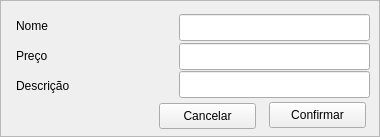
The window that SIF_GUI/View/TelaCadastroAcessorio.ui (VitorDiToro/EC206-EngenhariaDeSoftware2) describes before a commit, drawn with Qt 5.
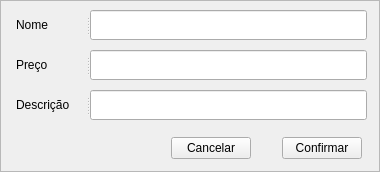
The same window after the commit.

Commit message: Padrnização dos labels e tamanho das telas

Diff of the .ui file:
```diff
--- a/SIF_GUI/View/TelaCadastroAcessorio.ui
+++ b/SIF_GUI/View/TelaCadastroAcessorio.ui
@@ -7,9 +7,21 @@
     <x>0</x>
     <y>0</y>
     <width>380</width>
-    <height>137</height>
+    <height>172</height>
    </rect>
   </property>
+  <property name="minimumSize">
+   <size>
+    <width>380</width>
+    <height>172</height>
+   </size>
+  </property>
+  <property name="maximumSize">
+   <size>
+    <width>380</width>
+    <height>172</height>
+   </size>
+  </property>
   <property name="windowTitle">
    <string>Frame</string>
   </property>
@@ -19,100 +31,137 @@
   <property name="frameShadow">
    <enum>QFrame::Raised</enum>
   </property>
-  <widget class="QLabel" name="label_3">
+  <widget class="QSplitter" name="splitter">
    <property name="geometry">
     <rect>
      <x>16</x>
-     <y>77</y>
-     <width>67</width>
-     <height>17</height>
+     <y>10</y>
+     <width>351</width>
+     <height>31</height>
     </rect>
    </property>
-   <property name="text">
-    <string>Descrição</string>
+   <property name="orientation">
+    <enum>Qt::Horizontal</enum>
    </property>
+   <widget class="QLabel" name="label">
+    <property name="minimumSize">
+     <size>
+      <width>70</width>
+      <height>30</height>
+     </size>
+    </property>
+    <property name="maximumSize">
+     <size>
+      <width>70</width>
+      <height>30</height>
+     </size>
+    </property>
+    <property name="text">
+     <string>Nome</string>
+    </property>
+   </widget>
+   <widget class="QLineEdit" name="lineEdit"/>
   </widget>
-  <widget class="QPushButton" name="pushButton">
+  <widget class="QSplitter" name="splitter_2">
    <property name="geometry">
     <rect>
-     <x>269</x>
-     <y>102</y>
-     <width>97</width>
-     <height>26</height>
-    </rect>
-   </property>
-   <property name="text">
-    <string>Confirmar</string>
-   </property>
-  </widget>
-  <widget class="QLabel" name="label_2">
-   <property name="geometry">
-    <rect>
      <x>16</x>
-     <y>47</y>
-     <width>67</width>
-     <height>17</height>
+     <y>50</y>
+     <width>351</width>
+     <height>32</height>
     </rect>
    </property>
-   <property name="text">
-    <string>Preço</string>
+   <property name="orientation">
+    <enum>Qt::Horizontal</enum>
    </property>
+   <widget class="QLabel" name="label_2">
+    <property name="minimumSize">
+     <size>
+      <width>70</width>
+      <height>30</height>
+     </size>
+    </property>
+    <property name="maximumSize">
+     <size>
+      <width>70</width>
+      <height>30</height>
+     </size>
+    </property>
+    <property name="text">
+     <string>Preço</string>
+    </property>
+   </widget>
+   <widget class="QLineEdit" name="lineEdit_2"/>
   </widget>
-  <widget class="QLineEdit" name="lineEdit_3">
+  <widget class="QSplitter" name="splitter_3">
    <property name="geometry">
     <rect>
-     <x>179</x>
-     <y>71</y>
-     <width>191</width>
-     <height>27</height>
-    </rect>
-   </property>
-  </widget>
-  <widget class="QPushButton" name="pushButton_2">
-   <property name="geometry">
-    <rect>
-     <x>159</x>
-     <y>103</y>
-     <width>97</width>
-     <height>26</height>
-    </rect>
-   </property>
-   <property name="text">
-    <string>Cancelar</string>
-   </property>
-  </widget>
-  <widget class="QLineEdit" name="lineEdit">
-   <property name="geometry">
-    <rect>
-     <x>179</x>
-     <y>14</y>
-     <width>191</width>
-     <height>27</height>
-    </rect>
-   </property>
-  </widget>
-  <widget class="QLabel" name="label">
-   <property name="geometry">
-    <rect>
      <x>16</x>
-     <y>17</y>
-     <width>67</width>
-     <height>17</height>
+     <y>90</y>
+     <width>351</width>
+     <height>32</height>
     </rect>
    </property>
-   <property name="text">
-    <string>Nome</string>
+   <property name="orientation">
+    <enum>Qt::Horizontal</enum>
    </property>
+   <widget class="QLabel" name="label_3">
+    <property name="minimumSize">
+     <size>
+      <width>70</width>
+      <height>30</height>
+     </size>
+    </property>
+    <property name="maximumSize">
+     <size>
+      <width>70</width>
+      <height>30</height>
+     </size>
+    </property>
+    <property name="text">
+     <string>Descrição</string>
+    </property>
+   </widget>
+   <widget class="QLineEdit" name="lineEdit_3"/>
   </widget>
-  <widget class="QLineEdit" name="lineEdit_2">
+  <widget class="QWidget" name="">
    <property name="geometry">
     <rect>
-     <x>179</x>
-     <y>43</y>
+     <x>171</x>
+     <y>130</y>
      <width>191</width>
-     <height>27</height>
+     <height>36</height>
     </rect>
    </property>
+   <layout class="QGridLayout" name="gridLayout">
+    <item row="0" column="0">
+     <widget class="QPushButton" name="pushButton_2">
+      <property name="text">
+       <string>Cancelar</string>
+      </property>
+     </widget>
+    </item>
+    <item row="0" column="2">
+     <widget class="QPushButton" name="pushButton">
+      <property name="text">
+       <string>Confirmar</string>
+      </property>
+     </widget>
+    </item>
+    <item row="0" column="1">
+     <spacer name="horizontalSpacer">
+      <property name="orientation">
+       <enum>Qt::Horizontal</enum>
+      </property>
+      <property name="sizeHint" stdset="0">
+       <size>
+        <width>40</width>
+        <height>20</height>
+       </size>
+      </property>
+     </spacer>
+    </item>
+   </layout>
   </widget>
  </widget>
  <tabstops>
```
Left out of the diff: 2 changed lines with no effect on the pictures. The commit also changes 18 other files.
